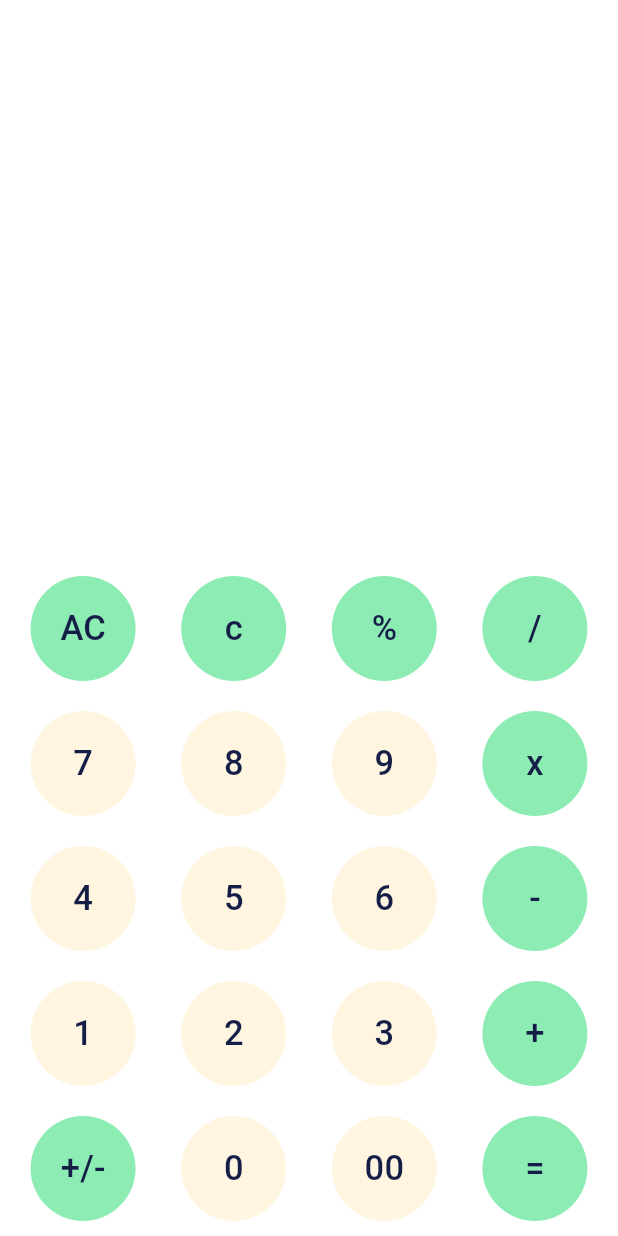
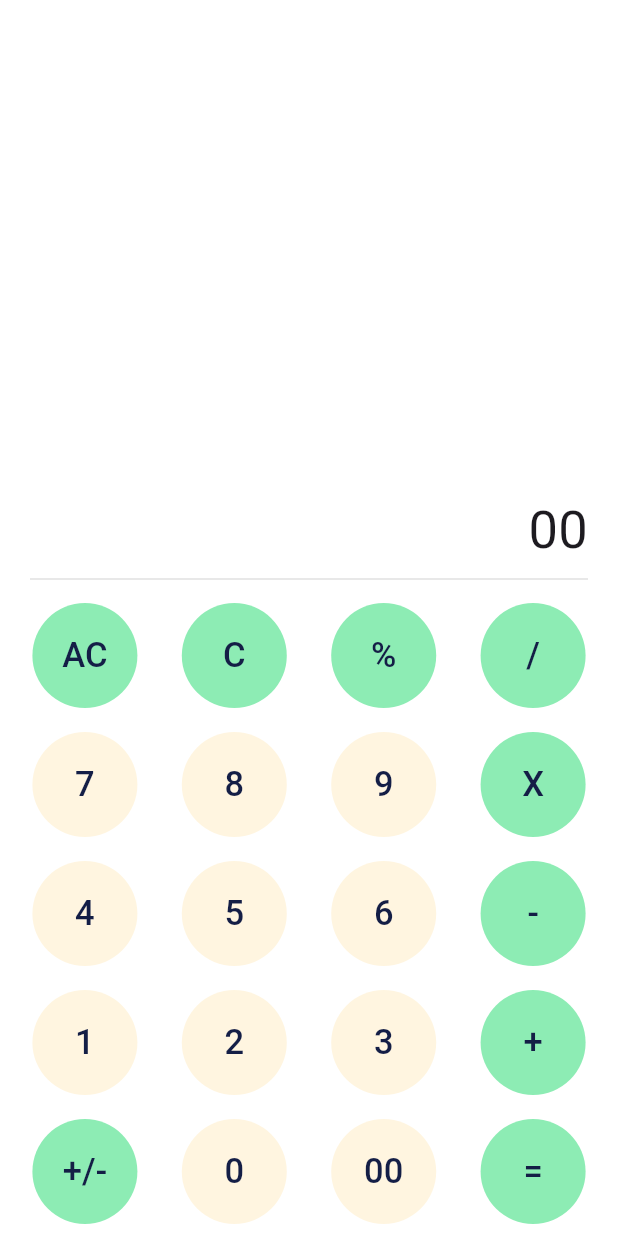
Before and after one commit to MarkMagdyShawky/Calculator, a Flutter app: the screen it shows after launch, after a tap on "00", on a phone screen of 412 x 824 dp. Run offline on Flutter 3.47's test engine with Material 3 defaults, Android fonts, the phone set to English and light mode, and no system bars.

Commit message:
add functionality to the buttons

```diff
--- a/lib/Presentation/Home/screens/homePage.dart
+++ b/lib/Presentation/Home/screens/homePage.dart
@@ -1,9 +1,8 @@
 // ignore_for_file: prefer_const_constructors
 
+import 'package:flutter/material.dart';
 import 'package:calculator/Presentation/Home/widgets/customNumberButton.dart';
 import 'package:calculator/core/resourse/colorManager.dart';
-import 'package:flutter/material.dart';
-import 'package:flutter/widgets.dart';
 
 class HomePage extends StatefulWidget {
   const HomePage({super.key});
@@ -13,62 +12,159 @@ class HomePage extends StatefulWidget {
 }
 
 class _HomePageState extends State<HomePage> {
+  double firstNumber = 0;
+  double secondNumber = 0;
+  String textToDisplay = '';
+  String result = '';
+  String history = '';
+  String operation = '';
+
+  clickAction(buttonValue) {
+    if (buttonValue == 'AC') {
+      firstNumber = 0;
+      secondNumber = 0;
+      textToDisplay = '';
+      result = '';
+      history = '';
+      operation = '';
+    } else if (buttonValue == 'C') {
+      textToDisplay = '';
+      result = '';
+    } else if (buttonValue == '+' ||
+        buttonValue == '-' ||
+        buttonValue == '/' ||
+        buttonValue == 'X' ||
+        buttonValue == '%') {
+      firstNumber = double.parse(textToDisplay);
+      result = '';
+      operation = buttonValue;
+    } else if (buttonValue == '=') {
+      secondNumber = double.parse(textToDisplay);
+      if (operation == '+') {
+        result = (firstNumber + secondNumber).toString();
+      }
+      if (operation == '-') {
+        result = (firstNumber - secondNumber).toString();
+      }
+      if (operation == 'X') {
+        result = (firstNumber * secondNumber).toString();
+      }
+      if (operation == '/') {
+        result = (firstNumber / secondNumber).toString();
+      }
+      if (operation == '%') {
+        result = (firstNumber % secondNumber).toString();
+      }
+      history = firstNumber.toString() + operation.toString() + secondNumber.toString();
+    } else if (buttonValue == '+/-') {
+      result = (double.parse(textToDisplay) * -1).toString();
+    } else {
+      result = textToDisplay + buttonValue;
+    }
+
+    setState(() {
+      textToDisplay = result;
+    });
+  }
+
   @override
   Widget build(BuildContext context) {
-    double screenHeight = MediaQuery.sizeOf(context).height;
     return Scaffold(
       backgroundColor: kFourthColor,
       body: SafeArea(
         child: Column(
           mainAxisAlignment: MainAxisAlignment.end,
           children: <Widget>[
+            Container(
+              padding: EdgeInsets.symmetric(horizontal: 20),
+              alignment: Alignment.bottomRight,
+              child: Text(
+                history,
+                style: TextStyle(fontSize: 30, color: Colors.grey),
+              ),
+            ),
+            Container(
+              padding: EdgeInsets.symmetric(horizontal: 20),
+              alignment: Alignment.bottomRight,
+              child: Text(
+                textToDisplay,
+                style: TextStyle(fontSize: 35),
+              ),
+            ),
+            Padding(
+              padding: const EdgeInsets.symmetric(horizontal: 20),
+              child: Divider(
+                color: Color.fromARGB(81, 158, 158, 158),
+              ),
+            ),
             Row(
               mainAxisAlignment: MainAxisAlignment.spaceEvenly,
               children: <Widget>[
-              CustomNumberButton(number: 'AC', btnColor: kThirdColor),
-              CustomNumberButton(number: 'c', btnColor: kThirdColor),
-              CustomNumberButton(number: '%', btnColor: kThirdColor),
-              CustomNumberButton(number: '/', btnColor: kThirdColor),
+                CustomNumberButton(
+                    number: 'AC', btnColor: kThirdColor, callback: clickAction),
+                CustomNumberButton(
+                    number: 'C', btnColor: kThirdColor, callback: clickAction),
+                CustomNumberButton(
+                    number: '%', btnColor: kThirdColor, callback: clickAction),
+                CustomNumberButton(
+                    number: '/', btnColor: kThirdColor, callback: clickAction),
               ],
             ),
             Row(
               mainAxisAlignment: MainAxisAlignment.spaceEvenly,
               children: <Widget>[
-              CustomNumberButton(number: '7', btnColor: kPrimaryColor),
-              CustomNumberButton(number: '8', btnColor: kPrimaryColor),
-              CustomNumberButton(number: '9', btnColor: kPrimaryColor),
-              CustomNumberButton(number: 'x', btnColor: kThirdColor),
+                CustomNumberButton(
+                    number: '7', btnColor: kPrimaryColor, callback: clickAction),
+                CustomNumberButton(
+                    number: '8', btnColor: kPrimaryColor, callback: clickAction),
+                CustomNumberButton(
+                    number: '9', btnColor: kPrimaryColor, callback: clickAction),
+                CustomNumberButton(
+                    number: 'X', btnColor: kThirdColor, callback: clickAction),
               ],
             ),
             Row(
               mainAxisAlignment: MainAxisAlignment.spaceEvenly,
               children: <Widget>[
-              CustomNumberButton(number: '4', btnColor: kPrimaryColor),
-              CustomNumberButton(number: '5', btnColor: kPrimaryColor),
-              CustomNumberButton(number: '6', btnColor: kPrimaryColor),
-              CustomNumberButton(number: '-', btnColor: kThirdColor),
+                CustomNumberButton(
+                    number: '4', btnColor: kPrimaryColor, callback: clickAction),
+                CustomNumberButton(
+                    number: '5', btnColor: kPrimaryColor, callback: clickAction),
+                CustomNumberButton(
+                    number: '6', btnColor: kPrimaryColor, callback: clickAction),
+                CustomNumberButton(
+                    number: '-', btnColor: kThirdColor, callback: clickAction),
               ],
             ),
             Row(
               mainAxisAlignment: MainAxisAlignment.spaceEvenly,
               children: <Widget>[
-              CustomNumberButton(number: '1', btnColor: kPrimaryColor),
-              CustomNumberButton(number: '2', btnColor: kPrimaryColor),
-              CustomNumberButton(number: '3', btnColor: kPrimaryColor),
-              CustomNumberButton(number: '+', btnColor: kThirdColor),
+                CustomNumberButton(
+                    number: '1', btnColor: kPrimaryColor, callback: clickAction),
+                CustomNumberButton(
+                    number: '2', btnColor: kPrimaryColor, callback: clickAction),
+                CustomNumberButton(
+                    number: '3', btnColor: kPrimaryColor, callback: clickAction),
+                CustomNumberButton(
+                    number: '+', btnColor: kThirdColor, callback: clickAction),
               ],
             ),
             Row(
               mainAxisAlignment: MainAxisAlignment.spaceEvenly,
               children: <Widget>[
-              CustomNumberButton(number: '+/-', btnColor: kThirdColor),
-              CustomNumberButton(number: '0', btnColor: kPrimaryColor),
-              CustomNumberButton(number: '00', btnColor: kPrimaryColor),
-              CustomNumberButton(number: '=', btnColor: kThirdColor),
+                CustomNumberButton(
+                    number: '+/-', btnColor: kThirdColor, callback: clickAction),
+                CustomNumberButton(
+                    number: '0', btnColor: kPrimaryColor, callback: clickAction),
+                CustomNumberButton(
+                    number: '00', btnColor: kPrimaryColor, callback: clickAction),
+                CustomNumberButton(
+                    number: '=', btnColor: kThirdColor, callback: clickAction),
               ],
             ),
           ],
-      )),
+        ),
+      ),
     );
   }
 }
--- a/lib/Presentation/Home/widgets/customNumberButton.dart
+++ b/lib/Presentation/Home/widgets/customNumberButton.dart
@@ -4,17 +4,23 @@ import 'package:flutter/material.dart';
 class CustomNumberButton extends StatelessWidget {
   final String number;
   final Color btnColor;
-  const CustomNumberButton({super.key, required this.number, required this.btnColor});
+  final Function callback;
+  const CustomNumberButton({
+    super.key,
+    required this.number,
+    required this.btnColor,
+    required this.callback,
+  });
 
   @override
   Widget build(BuildContext context) {
     return Container(
-      margin: EdgeInsets.all(10),
+      margin: EdgeInsets.all(8),
       child: SizedBox(
         height: 70,
         width: 70,
         child: MaterialButton(
-          onPressed: () {},
+          onPressed: () => callback(number),
           child: Text(
             number,
             style: TextStyle(fontSize: 23),
```
Lines whose indentation alone changed are shown as unchanged.
